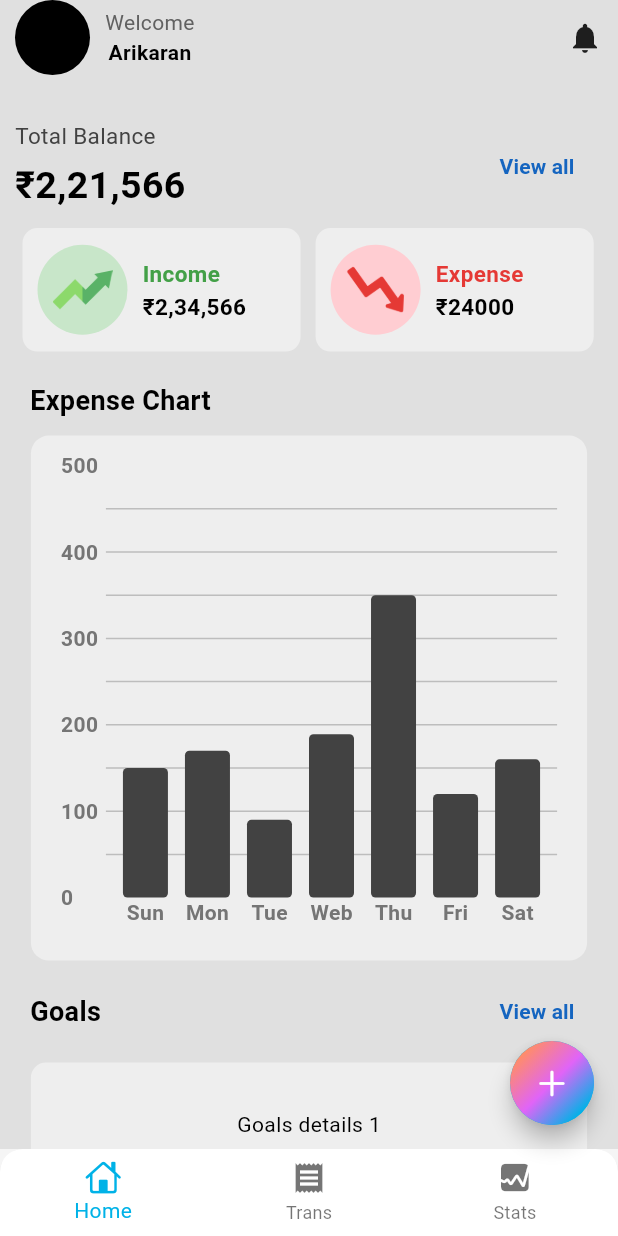
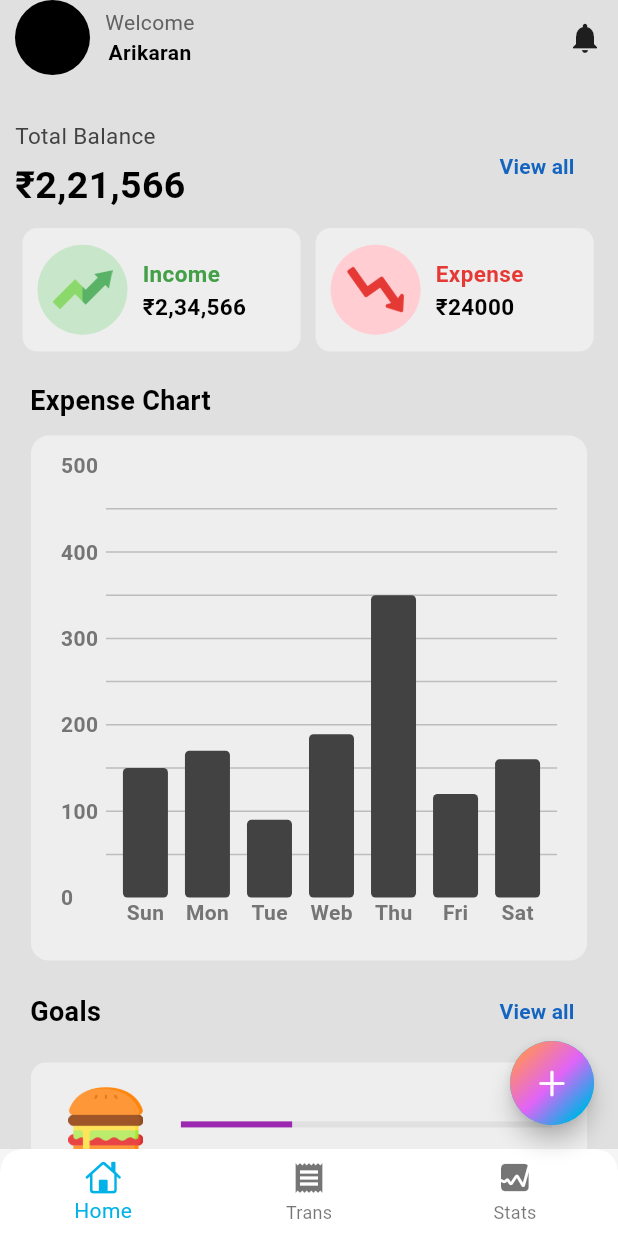
Before and after one commit to arikaran-13/expenso_app, a Flutter app: the screen it shows after launch, on a phone screen of 412 x 824 dp. Run offline on Flutter 3.47's test engine with Material 3 defaults, Android fonts, the phone set to English and light mode, and no system bars; drawn by our look-alikes of fl_chart.

Commit message:
Adding progress bar widget

```diff
--- /dev/null
+++ b/lib/components/goals-details-widget.dart
@@ -0,0 +1,25 @@
+import 'package:expenso_app/components/view-all-buttoon-widget.dart';
+import 'package:flutter/material.dart';
+
+class GoalsHeadingWidget extends StatelessWidget {
+  const GoalsHeadingWidget({super.key});
+
+  @override
+  Widget build(BuildContext context) {
+    return Row(
+      children: [
+        SizedBox(width: 20.0,),
+        Text(
+          "Goals",
+          style: TextStyle(
+              fontWeight: FontWeight.bold,
+              fontSize: 18.0
+          ),
+        ),
+        Spacer(),
+        ViewAllButton(),
+        SizedBox(width: 10.0,),
+      ],
+    );
+  }
+}
--- a/lib/components/goals-widget.dart
+++ b/lib/components/goals-widget.dart
@@ -1,25 +1,43 @@
-import 'package:expenso_app/components/view-all-buttoon-widget.dart';
 import 'package:flutter/material.dart';
 
-class GoalsWidget extends StatelessWidget {
+class GoalsWidget extends StatefulWidget {
   const GoalsWidget({super.key});
 
   @override
+  State<GoalsWidget> createState() => _GoalsWidgetState();
+}
+
+class _GoalsWidgetState extends State<GoalsWidget> {
+  @override
   Widget build(BuildContext context) {
-    return Row(
-      children: [
-        SizedBox(width: 20.0,),
-        Text(
-          "Goals",
-          style: TextStyle(
-              fontWeight: FontWeight.bold,
-              fontSize: 18.0
-          ),
+    return
+      Container(
+        width: MediaQuery.of(context).size.width*0.9,
+        height: MediaQuery.of(context).size.height*0.1,
+        decoration: BoxDecoration(
+          color: Colors.grey[200],
+          borderRadius: BorderRadius.circular(10),
         ),
-        Spacer(),
-        ViewAllButton(),
-        SizedBox(width: 10.0,),
-      ],
-    );
+        child: Row(
+          children: [
+            Container(
+              child: Image.asset(
+                "assets/icons/hamburger.png",
+                width: 50,
+                height: 50,
+              ),
+              width: 100,
+            ),
+            Container(
+              child: LinearProgressIndicator(
+                backgroundColor: Colors.grey[300],
+                valueColor: AlwaysStoppedAnimation<Color>(Colors.purple),
+                value: 0.3,
+              ),
+              width: MediaQuery.of(context).size.width*0.6,
+            )
+          ],
+        ),
+      );
   }
 }
--- a/lib/screens/main_screen.dart
+++ b/lib/screens/main_screen.dart
@@ -7,6 +7,7 @@ import 'package:flutter/cupertino.dart';
 import 'package:flutter/material.dart';
 
 import '../components/bar_chart_demo.dart';
+import '../components/goals-details-widget.dart';
 import '../components/goals-widget.dart';
 import '../components/home_screen_top_widget.dart';
 import '../components/income-and-expense-widget.dart';
@@ -51,43 +52,10 @@ class _MainScreenState extends State<MainScreen> {
             SizedBox(height: 10.0,),
             ExpenseBarChart(),
             SizedBox(height: 10.0,),
+            GoalsHeadingWidget(),
+            SizedBox(height: 10.0,),
             GoalsWidget(),
             SizedBox(height: 10.0,),
-            Container(
-              width: MediaQuery.of(context).size.width*0.9,
-              height: MediaQuery.of(context).size.height*0.1,
-              decoration: BoxDecoration(
-                color: Colors.grey[200],
-                borderRadius: BorderRadius.circular(10),
-
-              ),
-              child: Center(child: Text("Goals details 1")),
-            ),
-            SizedBox(height: 10.0,),
-            Container(
-              width: MediaQuery.of(context).size.width*0.9,
-              height: MediaQuery.of(context).size.height*0.1,
-              decoration: BoxDecoration(
-                color: Colors.grey[200],
-                borderRadius: BorderRadius.circular(10),
-
-              ),
-              child: Center(child: Text("Goals details 2")),
-            ),
-            SizedBox(height: 10.0,),
-
-            Container(
-              width: MediaQuery.of(context).size.width*0.9,
-              height: MediaQuery.of(context).size.height*0.1,
-              decoration: BoxDecoration(
-                color: Colors.grey[200],
-                borderRadius: BorderRadius.circular(10),
-
-              ),
-              child: Center(child: Text("Goals details 3")),
-            ),
-            SizedBox(height: 10.0,),
-
           ]
         ),
       )
```
Also changed, not shown: lib/components/bar_chart_demo.dart (indentation only).
